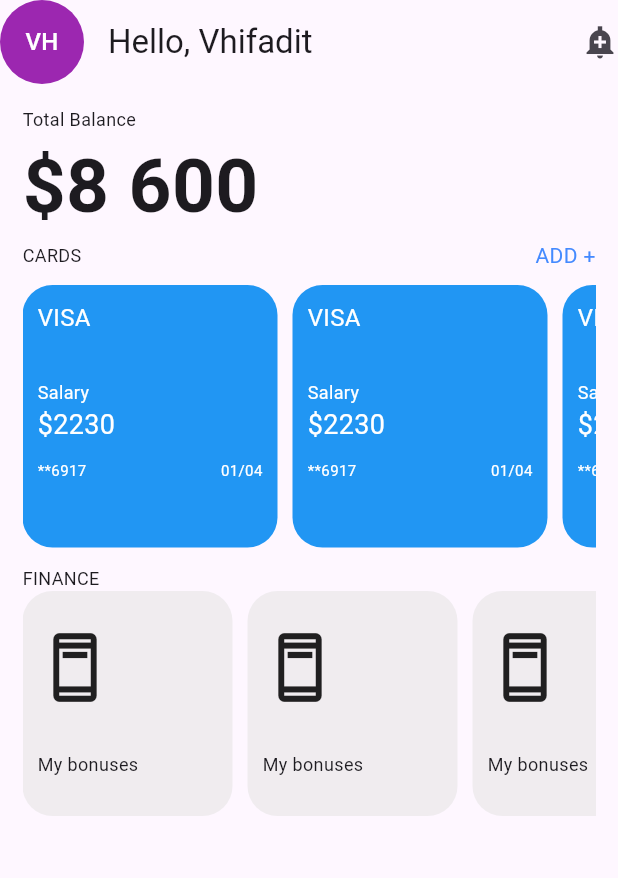
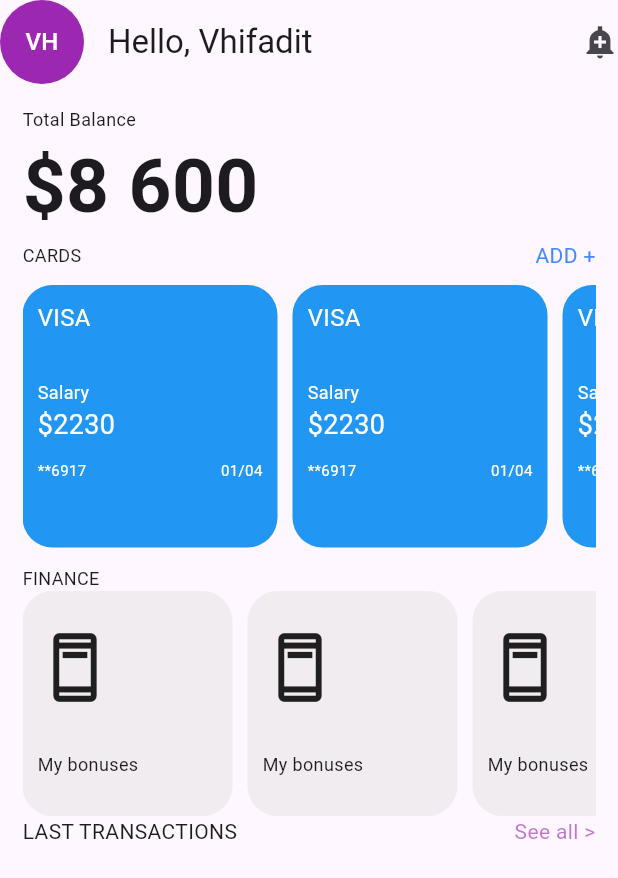
Before and after one commit to Vhifadit/flutter_motivation, a Flutter app: the screen it shows after launch, on a phone screen of 412 x 824 dp. Shown: the top 878 px of the screen. Run offline on Flutter 3.47's test engine with Material 3 defaults, Android fonts, the phone set to English and light mode, and no system bars.

Commit message:
debut de la section transactions

```diff
--- a/lib/main.dart
+++ b/lib/main.dart
@@ -154,12 +154,22 @@ class MonApp extends StatelessWidget {
                       Icon(Icons.ad_units_outlined, size: 50),
                       Text("My bonuses", style: TextStyle(fontSize: 12)),
                     ],
+
                   ),
                 );
               },
             ),
 
+            ),
+            Row(
+              mainAxisAlignment:.spaceBetween ,
+              children: [
+                Text("LAST TRANSACTIONS"),
+                Text("See all >",style:TextStyle(color:const Color.fromARGB(158, 155, 39, 176) ) ,)
+
+              ],
             )
+
            ],
         ),
       ),
```
